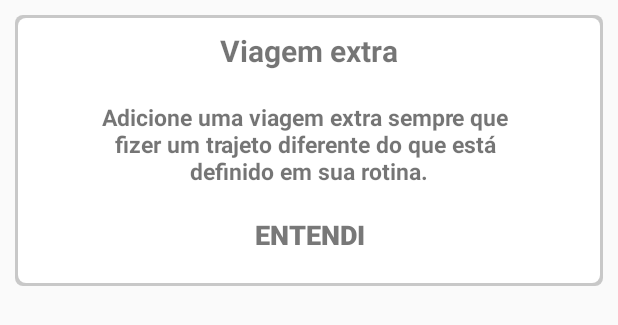
After one commit to LeeoCSL/consulta-, an Android app: the layout dialog_viagem_extra.xml on its own in the app's theme, with its tools: preview values and no code run, on a phone screen of 412 x 824 dp. The commit adds this screen. Shown: the top 325 px of the screen. Run offline under Robolectric (Android 15) with nearby library versions, the phone set to English and light mode, and no system bars.

Commit message:
main/popup viagem extra

```diff
--- a/app/src/main/res/drawable/dialog_bg.xml
+++ b/app/src/main/res/drawable/dialog_bg.xml
@@ -2,6 +2,12 @@
 <shape xmlns:android="http://schemas.android.com/apk/res/android">
     <solid
         android:color="@color/white"/>
+    <item>
+        <shape android:shape="rectangle">
+            <solid android:color="#CABBBBBB"/>
+            <corners android:radius="5dp" />
+        </shape>
+    </item>
     <corners
         android:radius="30dp" />
     <padding
--- /dev/null
+++ b/app/src/main/res/layout/dialog_viagem_extra.xml
@@ -0,0 +1,43 @@
+<?xml version="1.0" encoding="utf-8"?>
+<LinearLayout
+    xmlns:android="http://schemas.android.com/apk/res/android"
+    android:orientation="vertical"
+    android:background="@drawable/borda_layout"
+    android:layout_width="match_parent"
+    android:layout_height="wrap_content"
+    android:layout_centerHorizontal="true"
+    android:padding="10dp"
+    android:layout_margin="10dp"
+    >
+
+    <TextView
+        android:text="Viagem extra"
+        android:textSize="20sp"
+        android:textStyle="bold"
+        android:layout_width="wrap_content"
+        android:layout_height="wrap_content"
+        android:layout_gravity="center"
+        android:layout_marginBottom="20dp"/>
+
+    <TextView
+        android:layout_width="wrap_content"
+        android:layout_height="wrap_content"
+        android:text="Adicione uma viagem extra sempre que \nfizer um trajeto diferente do que está \ndefinido em sua rotina."
+        android:layout_gravity="center"
+        android:textAlignment="center"
+        android:textSize="15sp"
+        android:textStyle="bold"
+        />
+
+
+    <Button
+        android:text="Entendi"
+        android:layout_marginTop="8dp"
+        android:textColor="@color/cinza_escuro"
+        android:background="#00FFFFFF"
+        android:layout_width="match_parent"
+        android:layout_height="wrap_content"
+        android:textStyle="bold"
+        android:textSize="18sp"
+        />
+</LinearLayout>
```
Also changed, not shown: app/src/main/res/layout/activity_main.xml (+63 -34 lines).
